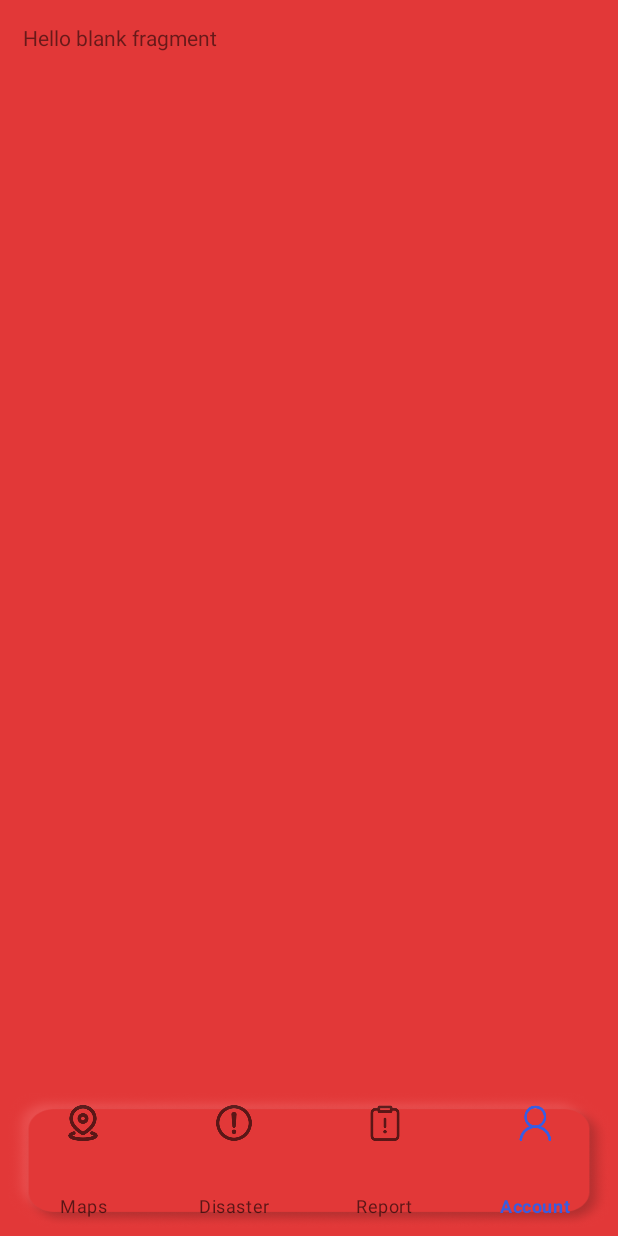
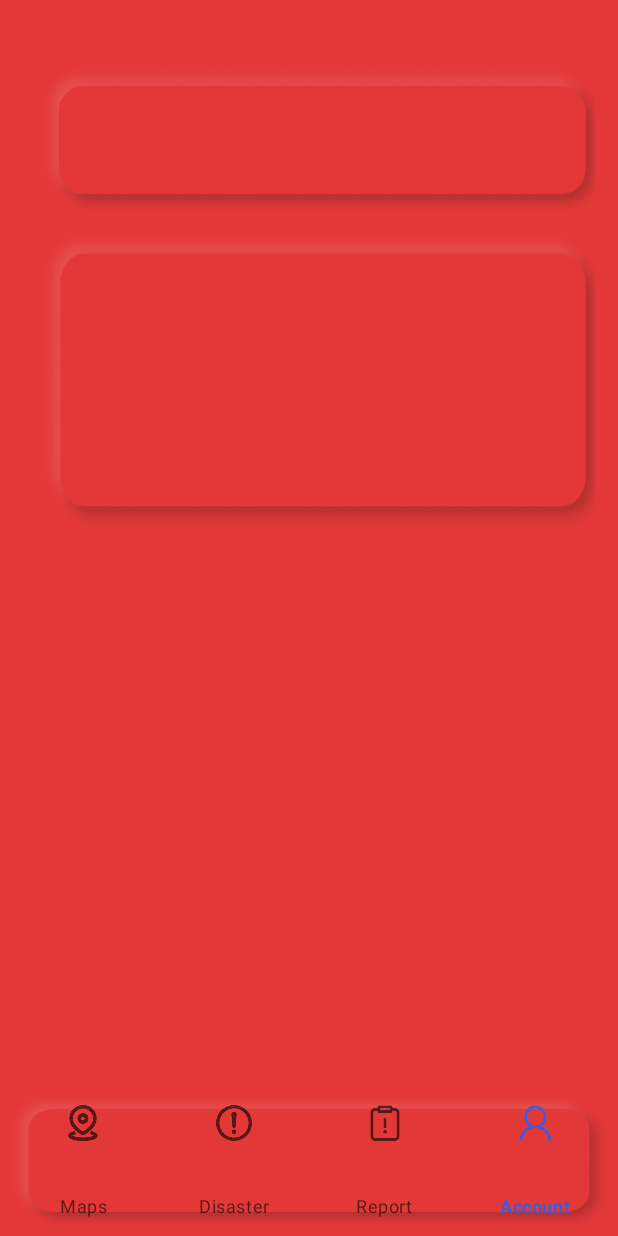
Before and after one commit to marvinliuu/ASE_Group5, an Android app: the AccountFragment screen opened through its navigation route, on a phone screen of 412 x 824 dp. Run offline under Robolectric (Android 15) with nearby library versions, the phone set to English and light mode, and no system bars; our stand-ins replace navigation-ui; Roboto replaces fonts that are not available here.

Commit message:
23.02.16 - Navigation Bar Update - Haoxian Liu

```diff
--- a/testDisasterEvent/app/src/main/java/com/example/testdisasterevent/ui/home/HomeFragment.java
+++ b/testDisasterEvent/app/src/main/java/com/example/testdisasterevent/ui/home/HomeFragment.java
@@ -51,13 +51,13 @@ public class HomeFragment extends Fragment implements OnMapReadyCallback {
         mapFragment.getMapAsync(this);
 
 
-        final TextView textView = binding.textHome;
-        homeViewModel.getText().observe(getViewLifecycleOwner(), new Observer<String>() {
-            @Override
-            public void onChanged(@Nullable String s) {
-                textView.setText(s);
-            }
-        });
+//        final TextView textView = binding.textHome;
+//        homeViewModel.getText().observe(getViewLifecycleOwner(), new Observer<String>() {
+//            @Override
+//            public void onChanged(@Nullable String s) {
+//                textView.setText(s);
+//            }
+//        });
         return root;
     }
 
@@ -71,9 +71,6 @@ public class HomeFragment extends Fragment implements OnMapReadyCallback {
 
         googleMap.addMarker(new MarkerOptions()
                 .position(sydney));
-
-
-
     }
 
     @Override
--- a/testDisasterEvent/app/src/main/res/layout/activity_main.xml
+++ b/testDisasterEvent/app/src/main/res/layout/activity_main.xml
@@ -19,6 +19,7 @@
         app:layout_constraintBottom_toBottomOf="parent"
         app:layout_constraintLeft_toLeftOf="parent"
         app:layout_constraintRight_toRightOf="parent"
+        app:itemRippleColor="@null"
         app:menu="@menu/bottom_nav_menu" />
 
 
--- a/testDisasterEvent/app/src/main/res/layout/fragment_account.xml
+++ b/testDisasterEvent/app/src/main/res/layout/fragment_account.xml
@@ -1,15 +1,69 @@
 <?xml version="1.0" encoding="utf-8"?>
-<FrameLayout xmlns:android="http://schemas.android.com/apk/res/android"
+<androidx.constraintlayout.widget.ConstraintLayout xmlns:android="http://schemas.android.com/apk/res/android"
+    xmlns:app="http://schemas.android.com/apk/res-auto"
     xmlns:tools="http://schemas.android.com/tools"
     android:layout_width="match_parent"
     android:layout_height="match_parent"
     android:background="@color/red_define"
     tools:context=".ui.AccountFragment">
 
-    <!-- TODO: Update blank fragment layout -->
-    <TextView
-        android:layout_width="match_parent"
-        android:layout_height="match_parent"
-        android:text="@string/hello_blank_fragment" />
 
-</FrameLayout>
+    <ImageView
+        android:id="@+id/account_topbar"
+        android:layout_width="376dp"
+        android:layout_height="100dp"
+        android:layout_marginLeft="12dp"
+        android:layout_marginTop="28dp"
+        android:background="@drawable/account_topbar"
+        android:scaleType="fitXY"
+        app:layout_constraintLeft_toLeftOf="parent"
+        app:layout_constraintTop_toTopOf="parent" />
+
+    <ImageView
+        android:id="@+id/account_midbar"
+        android:layout_width="376dp"
+        android:layout_height="200dp"
+        android:layout_marginTop="10dp"
+        android:background="@drawable/account_midbar"
+        android:scaleType="fitXY"
+        app:layout_constraintLeft_toLeftOf="@+id/account_topbar"
+        app:layout_constraintTop_toBottomOf="@+id/account_topbar" />
+
+
+</androidx.constraintlayout.widget.ConstraintLayout>
+
+
+
+
+
+<!--<?xml version="1.0" encoding="utf-8"?>-->
+<!--<FrameLayout xmlns:android="http://schemas.android.com/apk/res/android"-->
+<!--    xmlns:app="http://schemas.android.com/apk/res-auto"-->
+<!--    xmlns:tools="http://schemas.android.com/tools"-->
+<!--    android:layout_width="match_parent"-->
+<!--    android:layout_height="match_parent"-->
+<!--    tools:context=".ui.AccountFragment">-->
+
+<!--    &lt;!&ndash; TODO: Update blank fragment layout &ndash;&gt;-->
+
+<!--    <ImageView-->
+<!--        android:id="@+id/account_topbar"-->
+<!--        android:layout_width="360dp"-->
+<!--        android:layout_height="100dp"-->
+<!--        android:layout_marginLeft="30dp"-->
+<!--        android:layout_marginTop="50dp"-->
+<!--        android:background="@drawable/nav_bar_shape"-->
+<!--        android:scaleType="fitXY"-->
+<!--        app:layout_constraintLeft_toLeftOf="parent"-->
+<!--        app:layout_constraintTop_toTopOf="parent" />-->
+
+<!--    <ImageView-->
+<!--        android:id="@+id/account_midbar"-->
+<!--        android:layout_width="300dp"-->
+<!--        android:layout_height="200dp"-->
+<!--        android:layout_marginTop="50dp"-->
+<!--        android:background="@drawable/nav_bar_shape"-->
+<!--        android:scaleType="fitXY"-->
+<!--        app:layout_constraintLeft_toLeftOf="@+id/account_topbar"-->
+<!--        app:layout_constraintTop_toBottomOf="@+id/account_topbar" />-->
+<!--</FrameLayout>-->
```
Also changed, not shown: testDisasterEvent/app/src/main/res/drawable/nav_bar_shape.xml (+1 -9 lines), testDisasterEvent/app/src/main/res/drawable/account_midbar.png (added), testDisasterEvent/app/src/main/res/drawable/account_topbar.png (added).
